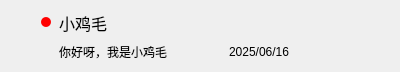
brown-pants/dogChat, file client/chat_client/widgets/ui/chatlistitem.ui: the form before one commit.
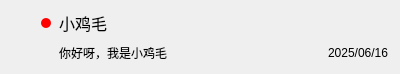
The form after the commit.

The edit to the form file:
```diff
--- a/client/chat_client/widgets/ui/chatlistitem.ui
+++ b/client/chat_client/widgets/ui/chatlistitem.ui
@@ -94,6 +94,19 @@
          </property>
         </widget>
        </item>
+       <item>
+        <spacer name="horizontalSpacer">
+         <property name="orientation">
+          <enum>Qt::Orientation::Horizontal</enum>
+         </property>
+         <property name="sizeHint" stdset="0">
+          <size>
+           <width>40</width>
+           <height>20</height>
+          </size>
+         </property>
+        </spacer>
+       </item>
        <item>
         <widget class="QLabel" name="timeLabel">
          <property name="text">
```
